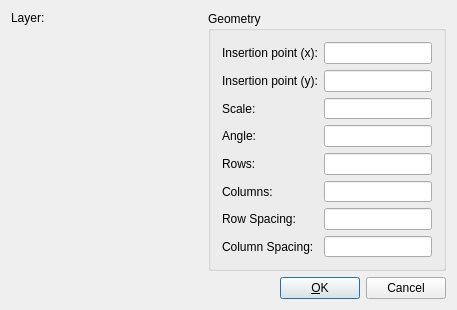
This is librecad/src/ui/forms/qg_dlginsert.ui in LibreCAD/LibreCAD as Qt 5 draws it before an edit. The edited form follows.
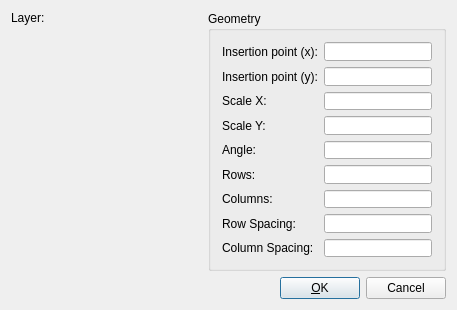
This is the edited form. Custom widgets are drawn as their Qt base class.

Commit message: QG_DlgInsert add option to change both X/Y scale

The edit to the form file:
```diff
--- a/librecad/src/ui/forms/qg_dlginsert.ui
+++ b/librecad/src/ui/forms/qg_dlginsert.ui
@@ -165,14 +165,34 @@
                 <item row="2" column="0">
                   <widget class="QLabel" name="lFactor">
                     <property name="text">
-                      <string>Scale:</string>
+                      <string>Scale X:</string>
                     </property>
                     <property name="wordWrap">
                       <bool>false</bool>
                     </property>
                   </widget>
                 </item>
+                <item row="3" column="1">
+                  <widget class="QLineEdit" name="leScaleY">
+                    <property name="minimumSize">
+                      <size>
+                        <width>64</width>
+                        <height>0</height>
+                      </size>
+                    </property>
+                  </widget>
+                </item>
                 <item row="3" column="0">
+                  <widget class="QLabel" name="lFactorY">
+                    <property name="text">
+                      <string>Scale Y:</string>
+                    </property>
+                    <property name="wordWrap">
+                      <bool>false</bool>
+                    </property>
+                  </widget>
+                </item>
+                <item row="4" column="0">
                   <widget class="QLabel" name="lAngle">
                     <property name="text">
                       <string>Angle:</string>
@@ -182,7 +202,7 @@
                     </property>
                   </widget>
                 </item>
-                <item row="3" column="1">
+                <item row="4" column="1">
                   <widget class="QLineEdit" name="leAngle">
                     <property name="minimumSize">
                       <size>
@@ -192,7 +212,7 @@
                     </property>
                   </widget>
                 </item>
-                <item row="4" column="0">
+                <item row="5" column="0">
                   <widget class="QLabel" name="lRows">
                     <property name="text">
                       <string>Rows:</string>
@@ -202,17 +222,17 @@
                     </property>
                   </widget>
                 </item>
-                <item row="4" column="1">
-                  <widget class="QLineEdit" name="leRows">
-                    <property name="minimumSize">
-                      <size>
-                        <width>64</width>
-                        <height>0</height>
-                      </size>
-                    </property>
-                  </widget>
-                </item>
                 <item row="5" column="1">
+                  <widget class="QLineEdit" name="leRows">
+                    <property name="minimumSize">
+                      <size>
+                        <width>64</width>
+                        <height>0</height>
+                      </size>
+                    </property>
+                  </widget>
+                </item>
+                <item row="6" column="1">
                   <widget class="QLineEdit" name="leCols">
                     <property name="minimumSize">
                       <size>
@@ -222,7 +242,7 @@
                     </property>
                   </widget>
                 </item>
-                <item row="5" column="0">
+                <item row="6" column="0">
                   <widget class="QLabel" name="lCols">
                     <property name="text">
                       <string>Columns:</string>
@@ -232,7 +252,7 @@
                     </property>
                   </widget>
                 </item>
-                <item row="6" column="0">
+                <item row="7" column="0">
                   <widget class="QLabel" name="lRowSpacing">
                     <property name="text">
                       <string>Row Spacing:</string>
@@ -242,17 +262,17 @@
                     </property>
                   </widget>
                 </item>
-                <item row="6" column="1">
-                  <widget class="QLineEdit" name="leRowSpacing">
-                    <property name="minimumSize">
-                      <size>
-                        <width>64</width>
-                        <height>0</height>
-                      </size>
-                    </property>
-                  </widget>
-                </item>
                 <item row="7" column="1">
+                  <widget class="QLineEdit" name="leRowSpacing">
+                    <property name="minimumSize">
+                      <size>
+                        <width>64</width>
+                        <height>0</height>
+                      </size>
+                    </property>
+                  </widget>
+                </item>
+                <item row="8" column="1">
                   <widget class="QLineEdit" name="leColSpacing">
                     <property name="minimumSize">
                       <size>
@@ -262,7 +282,7 @@
                     </property>
                   </widget>
                 </item>
-                <item row="7" column="0">
+                <item row="8" column="0">
                   <widget class="QLabel" name="lColSpacing">
                     <property name="text">
                       <string>Column Spacing:</string>
```
Left out of the diff: 7 changed lines with no effect on the pictures. The commit also changes 1 other file.
